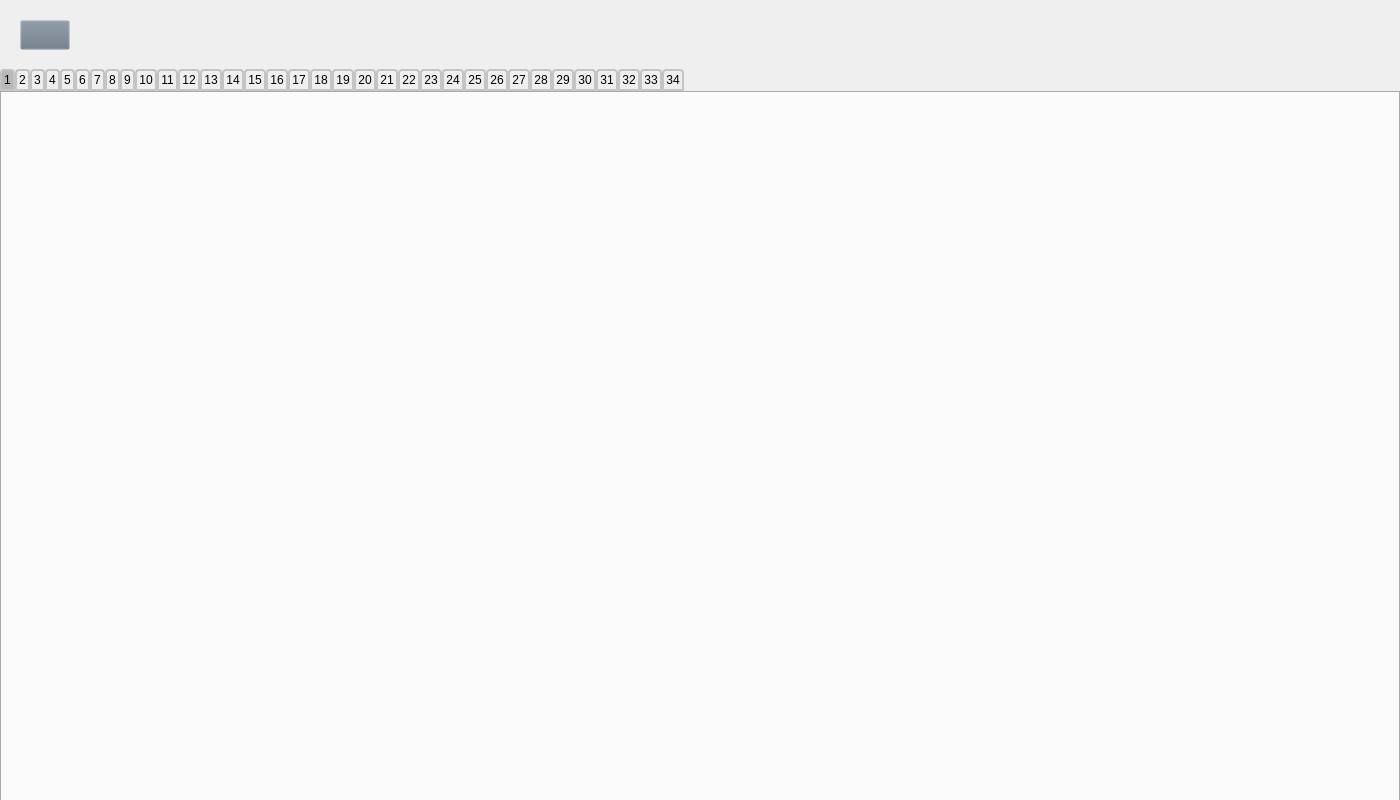
Old version of the form Python_files/UI_files/TheoryWidget.ui in the repository tixdim/QT_school.
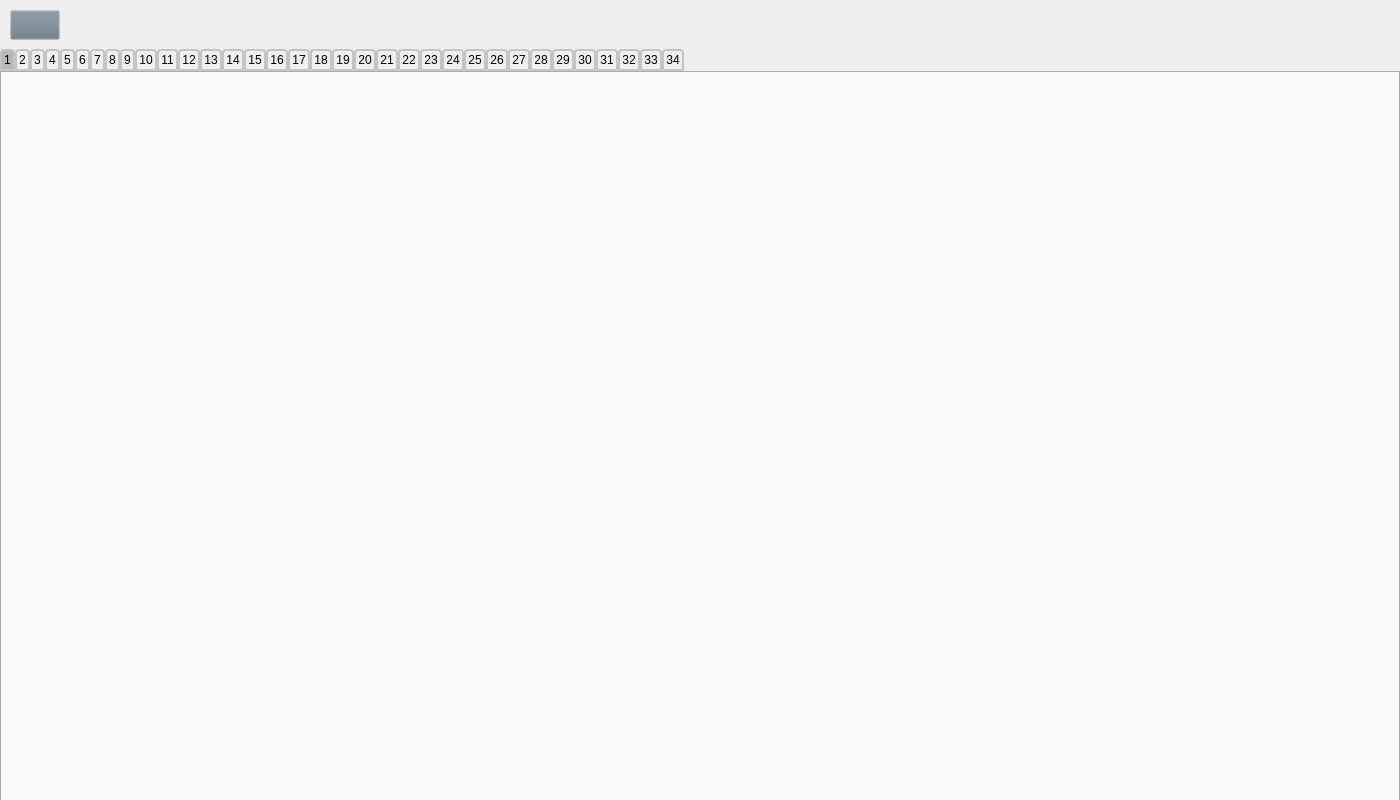
New version of the form. Icons and pictures are not drawn.

What changed in the file:
```diff
--- a/Python_files/UI_files/TheoryWidget.ui
+++ b/Python_files/UI_files/TheoryWidget.ui
@@ -44,8 +44,8 @@
   <widget class="QPushButton" name="back">
    <property name="geometry">
     <rect>
-     <x>20</x>
-     <y>20</y>
+     <x>10</x>
+     <y>10</y>
      <width>50</width>
      <height>30</height>
     </rect>
@@ -68,9 +68,9 @@
    <property name="geometry">
     <rect>
      <x>0</x>
-     <y>69</y>
+     <y>49</y>
      <width>1400</width>
-     <height>741</height>
+     <height>761</height>
     </rect>
    </property>
    <property name="styleSheet">
```
